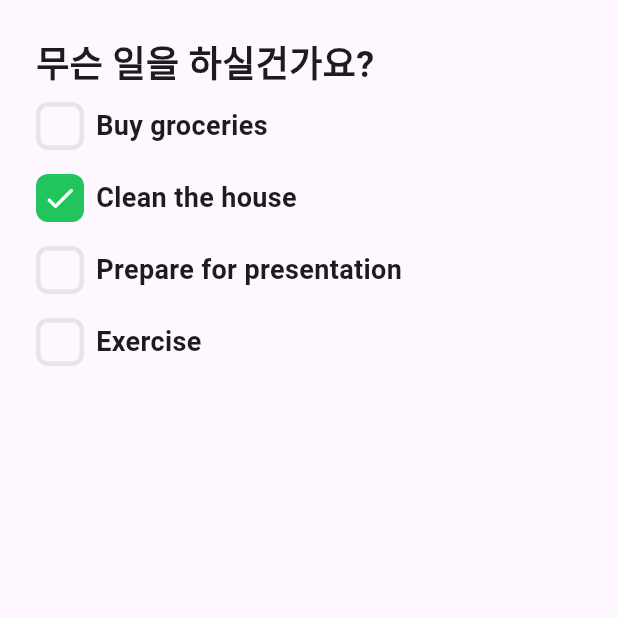
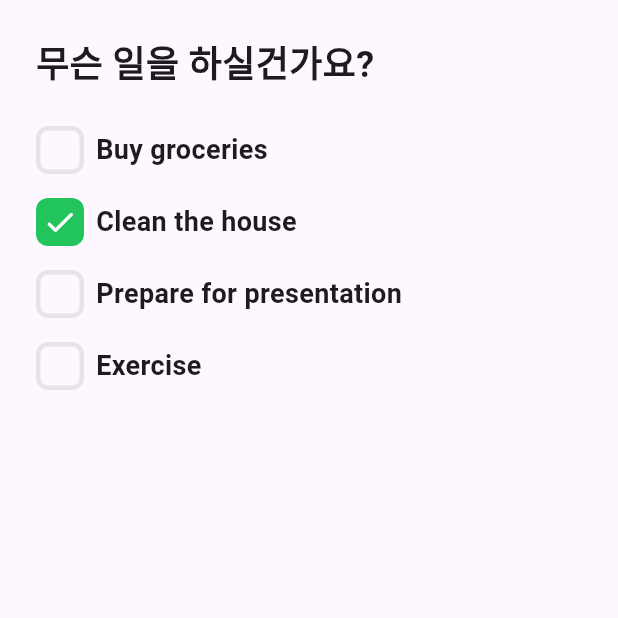
Before and after one commit to jinsubaekdev/do-what-to-do, a Flutter app: the screen it shows after launch, on a phone screen of 412 x 824 dp, the top half of it. Run offline on Flutter 3.47's test engine with Material 3 defaults, Android fonts, the phone set to English and light mode, and no system bars; our stand-ins replace flutter_riverpod, freezed_annotation, velocity_x; generated files the repository leaves out were written again.

Commit message:
feat: Todo 상태관리 추가

```diff
--- a/lib/common/widgets/w_todo_item.dart
+++ b/lib/common/widgets/w_todo_item.dart
@@ -6,11 +6,15 @@ import 'package:flutter/material.dart';
 import 'package:velocity_x/velocity_x.dart';
 
 class TodoItem extends StatelessWidget {
+  final Todo todo;
   final VoidCallback onCheckPressed;
   static const verticalPadding = 8.0;
 
-  final Todo todo;
-  const TodoItem(this.todo, {required this.onCheckPressed, super.key});
+  const TodoItem({
+    required this.todo,
+    required this.onCheckPressed,
+    super.key,
+  });
 
   @override
   Widget build(BuildContext context) {
--- /dev/null
+++ b/lib/common/widgets/w_todo_list.dart
@@ -0,0 +1,22 @@
+import 'package:do_what_to_do/common/widgets/w_todo_item.dart';
+import 'package:do_what_to_do/features/todos/state/todo_data_holder.dart';
+import 'package:flutter/material.dart';
+import 'package:flutter_riverpod/flutter_riverpod.dart';
+
+class TodoList extends ConsumerWidget {
+  const TodoList({super.key});
+
+  @override
+  Widget build(BuildContext context, WidgetRef ref) {
+    final todoList = ref.watch(todoDataProvider);
+
+    return Column(
+      children: todoList.map((e) {
+        return TodoItem(
+          todo: e,
+          onCheckPressed: () => ref.readTodoDataHolder.changeTodoStatus(e),
+        );
+      }).toList(),
+    );
+  }
+}
--- a/lib/common/widgets/w_width_and_height.dart
+++ b/lib/common/widgets/w_width_and_height.dart
@@ -1,6 +1,12 @@
 import 'package:flutter/material.dart';
 
+const width4 = Width(8);
 const width8 = Width(8);
+const width16 = Width(8);
+
+const height4 = Height(4);
+const height8 = Height(8);
+const height16 = Height(16);
 
 class Width extends StatelessWidget {
   final double value;
--- a/lib/features/todos/models/vo_sub_todo.dart
+++ b/lib/features/todos/models/vo_sub_todo.dart
@@ -5,6 +5,7 @@ part 'vo_sub_todo.freezed.dart';
 @freezed
 class SubTodo with _$SubTodo {
   const factory SubTodo({
+    required String id,
     required String title,
     required bool isComplete,
   }) = _SubTodo;
--- a/lib/features/todos/models/vo_todo.dart
+++ b/lib/features/todos/models/vo_todo.dart
@@ -6,6 +6,7 @@ part 'vo_todo.freezed.dart';
 @freezed
 class Todo with _$Todo {
   const factory Todo({
+    required String id,
     required String title,
     required bool isComplete,
     String? description,
--- a/lib/features/todos/s_todos.dart
+++ b/lib/features/todos/s_todos.dart
@@ -1,23 +1,25 @@
 import 'package:do_what_to_do/common/theme/app_theme.dart';
-import 'package:do_what_to_do/common/widgets/w_todo_item.dart';
-import 'package:do_what_to_do/features/todos/duymmy_todos.dart';
+import 'package:do_what_to_do/common/widgets/w_todo_list.dart';
+import 'package:do_what_to_do/common/widgets/w_width_and_height.dart';
 import 'package:flutter/material.dart';
+import 'package:flutter_riverpod/flutter_riverpod.dart';
 import 'package:velocity_x/velocity_x.dart';
 
-class TodosScreen extends StatelessWidget {
+class TodosScreen extends ConsumerWidget {
   const TodosScreen({super.key});
 
   @override
-  Widget build(BuildContext context) {
-    return Scaffold(
+  Widget build(BuildContext context, WidgetRef ref) {
+    return const Scaffold(
       body: Padding(
-        padding: const EdgeInsets.all(24.0),
+        padding: EdgeInsets.all(24.0),
         child: SafeArea(
           child: Column(
             crossAxisAlignment: CrossAxisAlignment.start,
             children: [
-              const Text('무슨 일을 하실건가요?').text.textStyle(AppTextTheme.displayXs.semiBold).make(),
-              ...dummyTodos.map((e) => TodoItem(e, onCheckPressed: () {})),
+              _Header(),
+              height16,
+              TodoList(),
             ],
           ),
         ),
@@ -25,3 +27,12 @@ class TodosScreen extends StatelessWidget {
     );
   }
 }
+
+class _Header extends StatelessWidget {
+  const _Header();
+
+  @override
+  Widget build(BuildContext context) {
+    return const Text('무슨 일을 하실건가요?').text.textStyle(AppTextTheme.displayXs.semiBold).make();
+  }
+}
--- a/lib/main.dart
+++ b/lib/main.dart
@@ -1,5 +1,6 @@
 import 'package:do_what_to_do/features/todos/s_todos.dart';
 import 'package:flutter/material.dart';
+import 'package:flutter_riverpod/flutter_riverpod.dart';
 
 void main() {
   runApp(const MyApp());
@@ -11,6 +12,8 @@
   // This widget is the root of your application.
   @override
   Widget build(BuildContext context) {
-    return const MaterialApp(home: TodosScreen());
+    return const ProviderScope(
+      child: MaterialApp(home: TodosScreen()),
+    );
   }
 }
--- a/pubspec.yaml
+++ b/pubspec.yaml
@@ -30,6 +30,7 @@ environment:
 dependencies:
   flutter:
     sdk: flutter
+  flutter_riverpod: ^2.5.1
   freezed_annotation: ^2.4.1
   velocity_x: ^4.1.2
 
```
Also changed, not shown: lib/features/todos/duymmy_todos.dart (+14 -10 lines), lib/features/todos/state/todo_data_holder.dart (added, +26 -0 lines), pubspec.lock.
